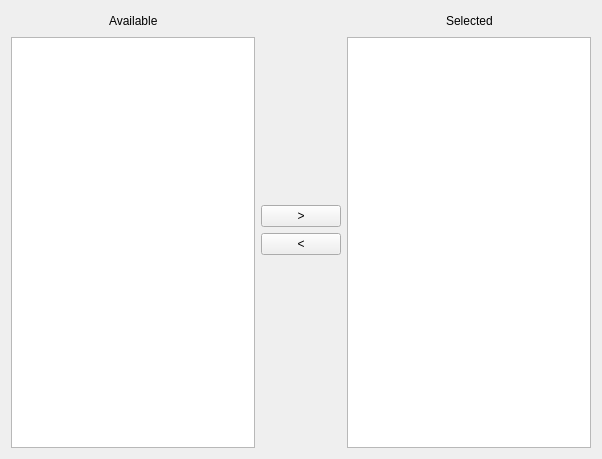
Old version of the form multiselectwidget.ui in the repository QubesOS/qubes-manager.
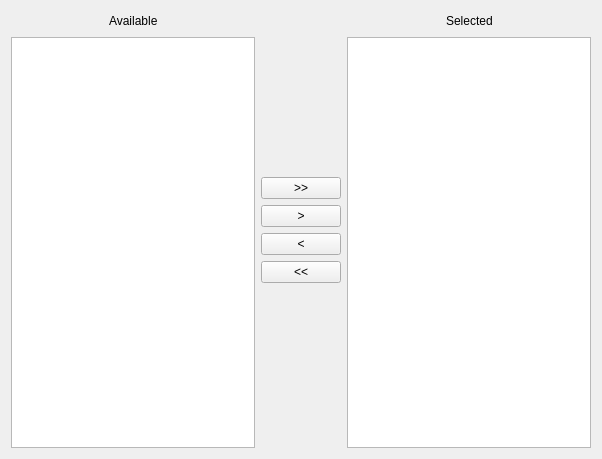
New version of the form.

Patch:
```diff
--- a/multiselectwidget.ui
+++ b/multiselectwidget.ui
@@ -86,6 +86,13 @@
        </property>
       </spacer>
      </item>
+     <item>
+      <widget class="QPushButton" name="add_all_button">
+       <property name="text">
+        <string>&gt;&gt;</string>
+       </property>
+      </widget>
+     </item>
      <item>
       <widget class="QPushButton" name="add_selected_button">
        <property name="text">
@@ -100,6 +107,13 @@
        </property>
       </widget>
      </item>
+     <item>
+      <widget class="QPushButton" name="remove_all_button">
+       <property name="text">
+        <string>&lt;&lt;</string>
+       </property>
+      </widget>
+     </item>
      <item>
       <spacer name="verticalSpacer_2">
        <property name="orientation">
```
